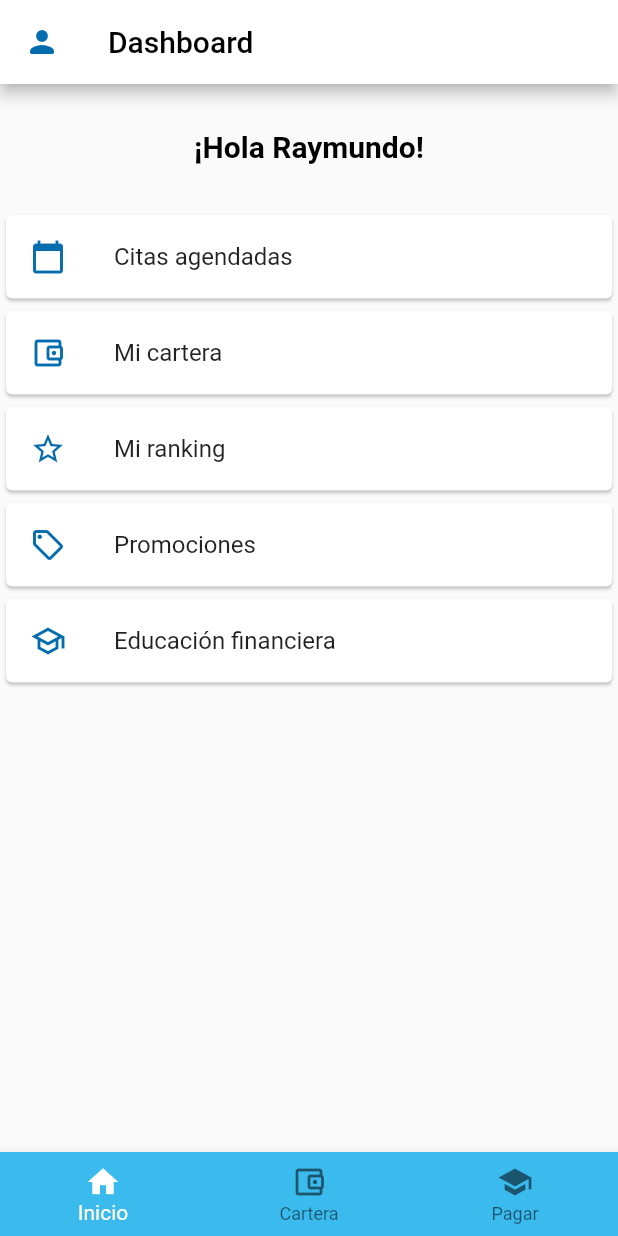
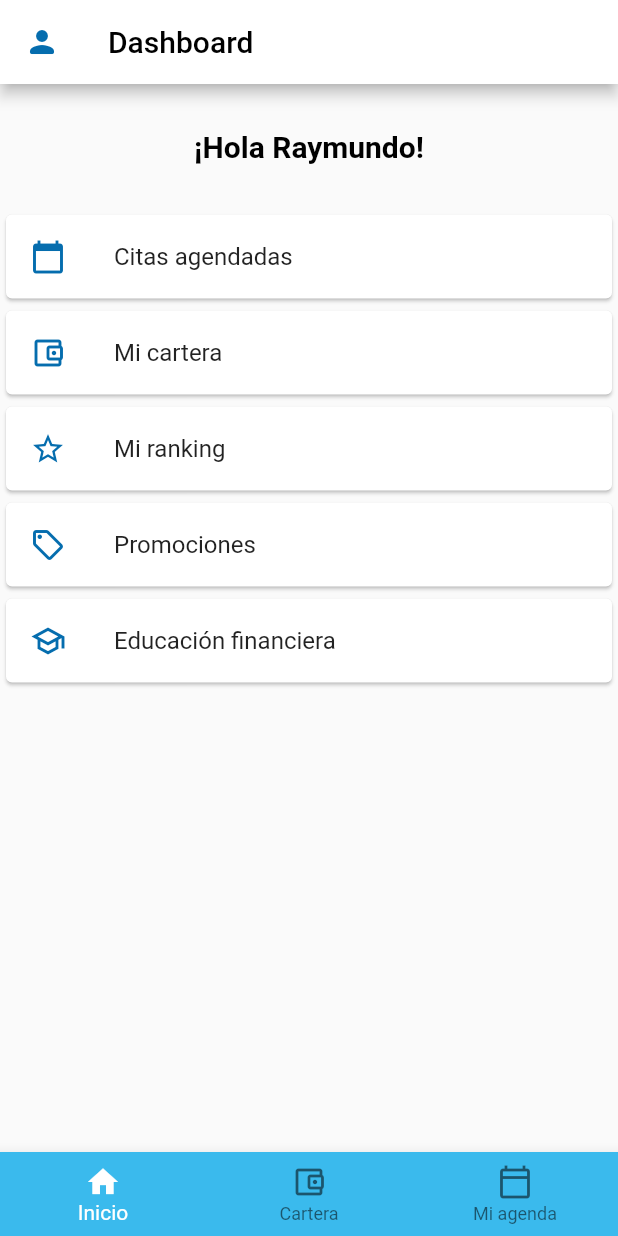
Before and after one commit to eha91/flutter-ideathon-citi, a Flutter app: the screen it shows after launch, on a phone screen of 412 x 824 dp. Run offline on Flutter 3.47's test engine with Material 2 defaults, Android fonts, the phone set to English and light mode, and no system bars.

Commit message:
feat: cambiando icono

```diff
--- a/lib/pages/dashboard.dart
+++ b/lib/pages/dashboard.dart
@@ -152,8 +152,8 @@ class _DashboardState extends State<Dashboard> {
             label: 'Cartera',
           ),
           BottomNavigationBarItem(
-            icon: Icon(Icons.school),
-            label: 'Pagar',
+            icon: Icon(Icons.calendar_today_outlined),
+            label: 'Mi agenda',
           ),
         ],
         currentIndex: _selectedIndex,
```
